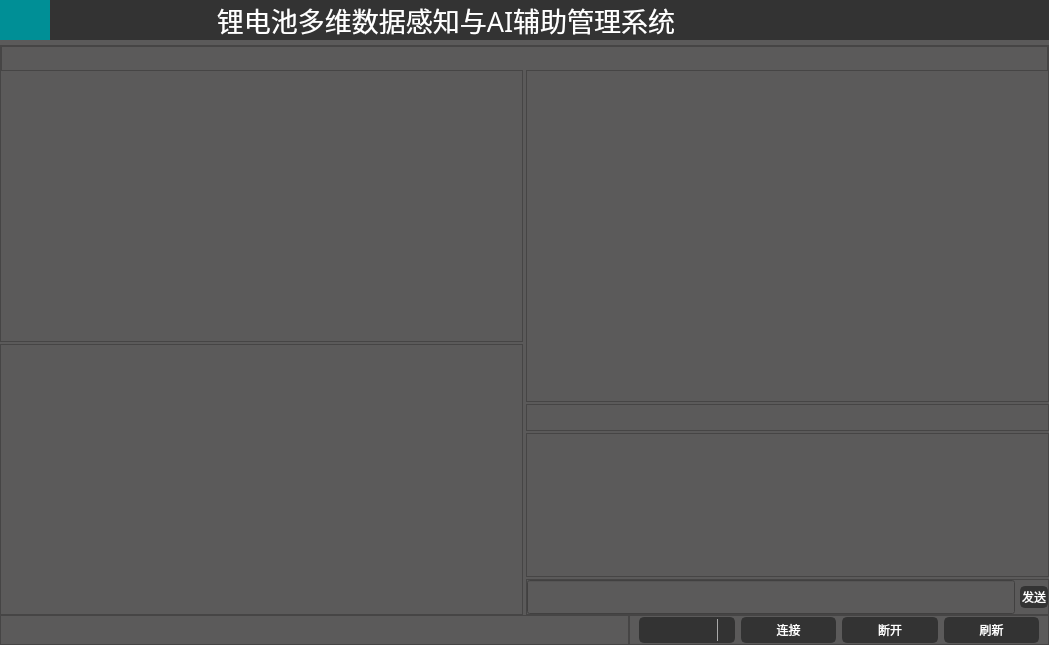
First picture: the form in ui/ui_main.ui, repository saberrin/EIS_GUI, before the edit.
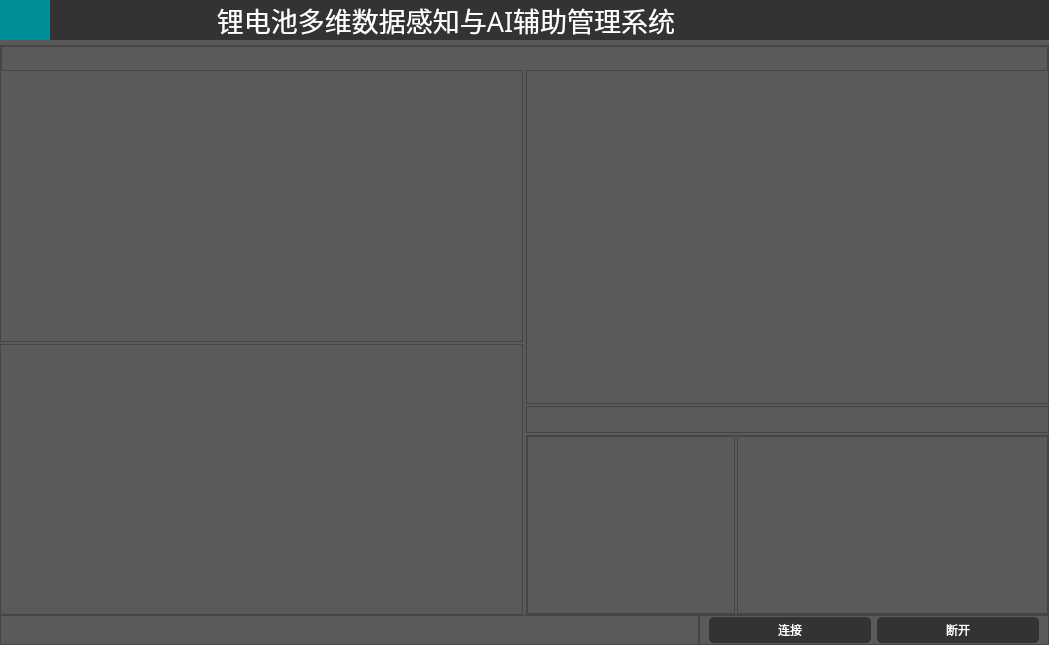
Second picture: the form after the edit. Icons and pictures are not drawn.

```diff
--- a/ui/ui_main.ui
+++ b/ui/ui_main.ui
@@ -921,21 +921,11 @@
                      </widget>
                     </item>
                     <item>
-                     <widget class="QTextEdit" name="textEdit">
-                      <property name="sizePolicy">
-                       <sizepolicy hsizetype="Expanding" vsizetype="Expanding">
-                        <horstretch>0</horstretch>
-                        <verstretch>16</verstretch>
-                       </sizepolicy>
-                      </property>
-                     </widget>
-                    </item>
-                    <item>
-                     <widget class="QFrame" name="frame_13">
+                     <widget class="QFrame" name="frame_8">
                       <property name="sizePolicy">
                        <sizepolicy hsizetype="Preferred" vsizetype="Preferred">
                         <horstretch>0</horstretch>
-                        <verstretch>4</verstretch>
+                        <verstretch>20</verstretch>
                        </sizepolicy>
                       </property>
                       <property name="frameShape">
@@ -944,9 +934,9 @@
                       <property name="frameShadow">
                        <enum>QFrame::Raised</enum>
                       </property>
-                      <layout class="QHBoxLayout" name="horizontalLayout_37">
+                      <layout class="QHBoxLayout" name="horizontalLayout_17">
                        <property name="spacing">
-                        <number>5</number>
+                        <number>2</number>
                        </property>
                        <property name="leftMargin">
                         <number>0</number>
@@ -961,61 +951,23 @@
                         <number>0</number>
                        </property>
                        <item>
-                        <widget class="QLineEdit" name="lineEdit">
+                        <widget class="QTextEdit" name="textEdit">
                          <property name="sizePolicy">
-                          <sizepolicy hsizetype="Expanding" vsizetype="Preferred">
-                           <horstretch>5</horstretch>
+                          <sizepolicy hsizetype="Expanding" vsizetype="Expanding">
+                           <horstretch>4</horstretch>
                            <verstretch>0</verstretch>
                           </sizepolicy>
                          </property>
                         </widget>
                        </item>
                        <item>
-                        <widget class="QPushButton" name="pushButton_6">
+                        <widget class="QTextEdit" name="textEdit_3">
                          <property name="sizePolicy">
-                          <sizepolicy hsizetype="Preferred" vsizetype="Fixed">
-                           <horstretch>0</horstretch>
+                          <sizepolicy hsizetype="Expanding" vsizetype="Expanding">
+                           <horstretch>6</horstretch>
                            <verstretch>0</verstretch>
                           </sizepolicy>
                          </property>
-                         <property name="maximumSize">
-                          <size>
-                           <width>60</width>
-                           <height>16777215</height>
-                          </size>
-                         </property>
-                         <property name="styleSheet">
-                          <string notr="true">QPushButton {
-	font: 10pt &quot;Adobe 黑体 Std R&quot;;
-	border: 2px solid rgb(51,51,51);
-	border-radius: 5px;	
-	color:rgb(255,255,255);
-	background-color: rgb(51,51,51);
-}
-QPushButton:hover {
-	border: 2px solid rgb(0,143,150);
-	background-color: rgb(0,143,150);
-}
-QPushButton:pressed {	
-	border: 2px solid rgb(0,143,150);
-	background-color: rgb(51,51,51);
-}
-
-QPushButton:disabled {	
-	border-radius: 5px;	
-	border: 2px solid rgb(112,112,112);
-	background-color: rgb(112,112,112);
-}</string>
-                         </property>
-                         <property name="text">
-                          <string>发送</string>
-                         </property>
-                         <property name="iconSize">
-                          <size>
-                           <width>20</width>
-                           <height>25</height>
-                          </size>
-                         </property>
                         </widget>
                        </item>
                       </layout>
@@ -1346,7 +1298,7 @@
               <widget class="QFrame" name="frame_11">
                <property name="sizePolicy">
                 <sizepolicy hsizetype="Preferred" vsizetype="Preferred">
-                 <horstretch>3</horstretch>
+                 <horstretch>4</horstretch>
                  <verstretch>0</verstretch>
                 </sizepolicy>
                </property>
@@ -1418,78 +1370,6 @@
                 <property name="bottomMargin">
                  <number>1</number>
                 </property>
-                <item>
-                 <widget class="QComboBox" name="comboBox_4">
-                  <property name="sizePolicy">
-                   <sizepolicy hsizetype="Preferred" vsizetype="Preferred">
-                    <horstretch>1</horstretch>
-                    <verstretch>0</verstretch>
-                   </sizepolicy>
-                  </property>
-                  <property name="styleSheet">
-                   <string notr="true">QComboBox {
-	font: 10pt &quot;Adobe 黑体 Std R&quot;;
-	border: 2px solid rgb(51,51,51);
-	border-radius: 5px;	
-	color:rgb(255,255,255);
-	background-color: rgb(51,51,51);
-}
-
-QComboBox:hover {
-	border: 2px solid rgb(0,143,170);
-	border-radius: 5px;	
-	color:rgb(255,255,255);
-	background-color: rgb(0,143,170);
-}
-
-QComboBox:!editable, QComboBox::drop-down:editable {
-	background: rgb(51,51,51);
-}
-
-QComboBox:!editable:on, QComboBox::drop-down:editable:on {
-    background:rgb(51,51,51);
-}
-
-QComboBox:on { /* shift the text when the popup opens */
-    padding-top: 3px;
-    padding-left: 4px;
-}
-
-QComboBox::drop-down {
-    subcontrol-origin: padding;
-    subcontrol-position: top right;
-    width: 15px;
-
-    border-left-width: 1px;
-    border-left-color: darkgray;
-    border-left-style: solid; /* just a single line */
-    border-top-right-radius: 5px; /* same radius as the QComboBox */
-    border-bottom-right-radius: 5px;
-}
-
-QComboBox::down-arrow {
-    image: url(icons/1x/arrow.png);
-}
-
-QComboBox::down-arrow:on { /* shift the arrow when popup is open */
-    top: 1px;
-    left: 1px;
-}
-
-QComboBox::drop-down {
-    background:rgb(51,51,51);
-}
-
-</string>
-                  </property>
-                  <property name="currentText">
-                   <string/>
-                  </property>
-                  <property name="sizeAdjustPolicy">
-                   <enum>QComboBox::AdjustToContentsOnFirstShow</enum>
-                  </property>
-                 </widget>
-                </item>
                 <item>
                  <widget class="QPushButton" name="pushButton_3">
                   <property name="sizePolicy">
@@ -1562,42 +1442,6 @@
                   </property>
                  </widget>
                 </item>
-                <item>
-                 <widget class="QPushButton" name="pushButton_5">
-                  <property name="sizePolicy">
-                   <sizepolicy hsizetype="Preferred" vsizetype="Preferred">
-                    <horstretch>1</horstretch>
-                    <verstretch>0</verstretch>
-                   </sizepolicy>
-                  </property>
-                  <property name="styleSheet">
-                   <string notr="true">QPushButton {
-	font: 10pt &quot;Adobe 黑体 Std R&quot;;
-	border: 2px solid rgb(51,51,51);
-	border-radius: 5px;	
-	color:rgb(255,255,255);
-	background-color: rgb(51,51,51);
-}
-QPushButton:hover {
-	border: 2px solid rgb(0,143,150);
-	background-color: rgb(0,143,150);
-}
-QPushButton:pressed {	
-	border: 2px solid rgb(0,143,150);
-	background-color: rgb(51,51,51);
-}
-
-QPushButton:disabled {	
-	border-radius: 5px;	
-	border: 2px solid rgb(112,112,112);
-	background-color: rgb(112,112,112);
-}</string>
-                  </property>
-                  <property name="text">
-                   <string>刷新</string>
-                  </property>
-                 </widget>
-                </item>
                </layout>
               </widget>
              </item>
```
